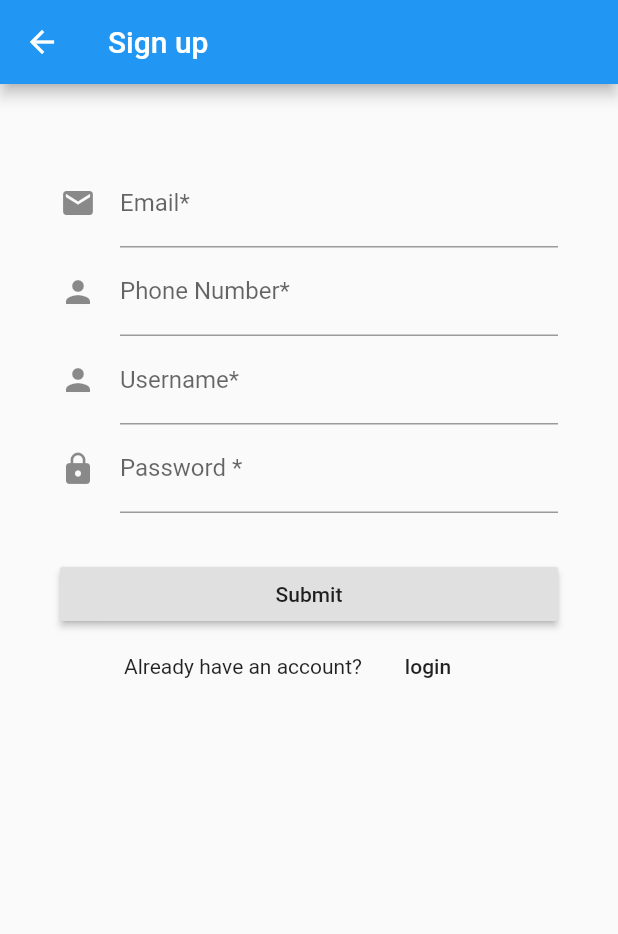
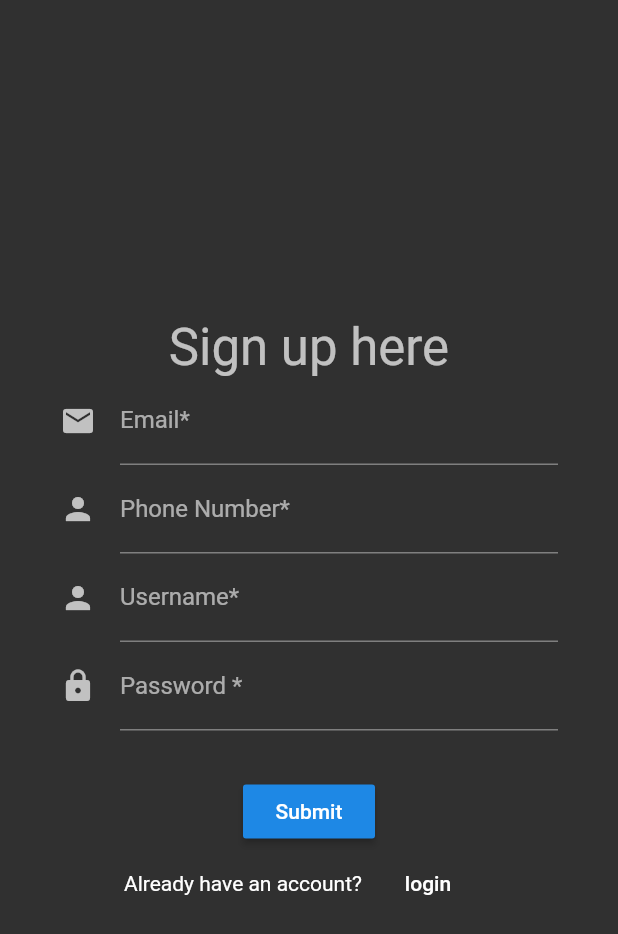
Before and after one commit to Vicradon/coursefidence, a Flutter app: the screen it shows after launch, after a tap on "Submit", after a tap on "sign up", on a phone screen of 412 x 824 dp. Shown: the top 934 px of the screen. Run offline on Flutter 3.47's test engine with Material 2 defaults, Android fonts, the phone set to English and light mode, and no system bars.

Commit message:
Redesign the login and signup pages

```diff
--- a/lib/main.dart
+++ b/lib/main.dart
@@ -14,6 +14,9 @@ class App extends StatelessWidget {
     return ChangeNotifierProvider<CourseModel>(
       builder: (context) => CourseModel(),
       child: MaterialApp(
+        theme: ThemeData(
+          brightness: Brightness.dark,
+        ),
         initialRoute: '/login',
         routes: {
           '/': (BuildContext context) => Overview(),
--- a/lib/pages/login_page.dart
+++ b/lib/pages/login_page.dart
@@ -5,12 +5,16 @@ class LoginPage extends StatelessWidget {
   @override
   Widget build(BuildContext context) {
     return Scaffold(
-      appBar: AppBar(
-        title: Text("Login"),
-      ),
       body: Builder(
-        builder: (context) => Center(
-          child: LoginForm(),
+        builder: (context) => Column(
+          mainAxisAlignment: MainAxisAlignment.center,
+          children: <Widget>[
+            Text(
+              "Login here",
+              style: Theme.of(context).textTheme.headline4,
+            ),
+            LoginForm()
+          ],
         ),
       ),
     );
--- a/lib/pages/signup_page.dart
+++ b/lib/pages/signup_page.dart
@@ -5,12 +5,16 @@ class SignupPage extends StatelessWidget {
   @override
   Widget build(BuildContext context) {
     return Scaffold(
-      appBar: AppBar(
-        title: Text("Sign up"),
-      ),
       body: Builder(
-        builder: (context) => Center(
-          child: SignupForm(),
+        builder: (context) => Column(
+          mainAxisAlignment: MainAxisAlignment.center,
+          children: <Widget>[
+            Text(
+              "Sign up here",
+              style: Theme.of(context).textTheme.headline4,
+            ),
+            SignupForm(),
+          ],
         ),
       ),
     );
--- a/lib/widgets/signup_form.dart
+++ b/lib/widgets/signup_form.dart
@@ -16,10 +16,10 @@ class SignupFormState extends State<SignupForm> {
     return Form(
       key: _formKey,
       child: Container(
-        // height: 400,
-        // clipBehavior: Clip.round,
-        padding: EdgeInsets.symmetric(horizontal: 40, vertical: 50),
-        child: ListView(
+        padding: EdgeInsets.symmetric(horizontal: 40, vertical: 0),
+        child: Align(
+          alignment: Alignment.center,
+          child: Column(
             children: <Widget>[
               TextFormField(
                 decoration: const InputDecoration(
@@ -34,7 +34,6 @@ class SignupFormState extends State<SignupForm> {
                   return null;
                 },
                 onSaved: (String value) {},
-
               ),
               TextFormField(
                 decoration: const InputDecoration(
@@ -49,7 +48,6 @@ class SignupFormState extends State<SignupForm> {
                   return null;
                 },
                 onSaved: (String value) {},
-
               ),
               TextFormField(
                 decoration: const InputDecoration(
@@ -64,7 +62,6 @@ class SignupFormState extends State<SignupForm> {
                   return null;
                 },
                 onSaved: (String value) {},
-
               ),
               TextFormField(
                 inputFormatters: [WhitelistingTextInputFormatter.digitsOnly],
@@ -111,6 +108,7 @@ class SignupFormState extends State<SignupForm> {
             ],
           ),
         ),
+      ),
     );
   }
 }
--- a/pubspec.yaml
+++ b/pubspec.yaml
@@ -21,7 +21,7 @@ dependencies:
     sdk: flutter
   connectivity: ^0.4.5+2
   provider: ^2.0.1
-  dotted_border: ^1.0.5
+  firebase_auth: ^0.15.5+3
 
   # The following adds the Cupertino Icons font to your application.
   # Use with the CupertinoIcons class for iOS style icons.
```
Also changed, not shown: pubspec.lock. Lines whose indentation alone changed are shown as unchanged.
